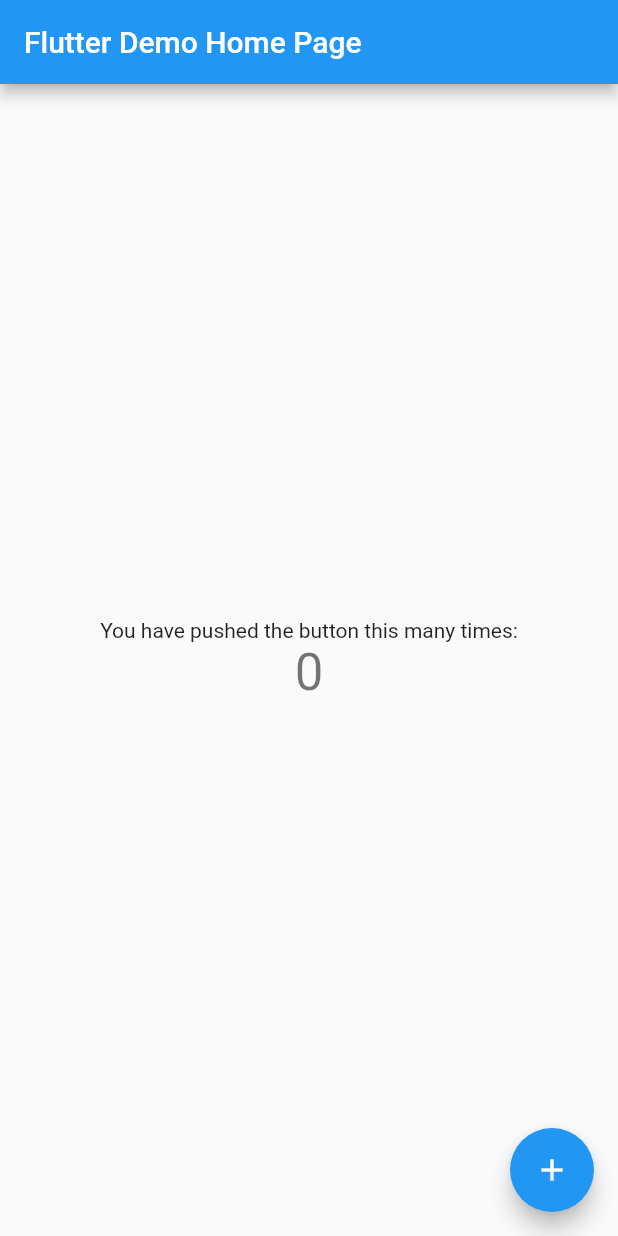
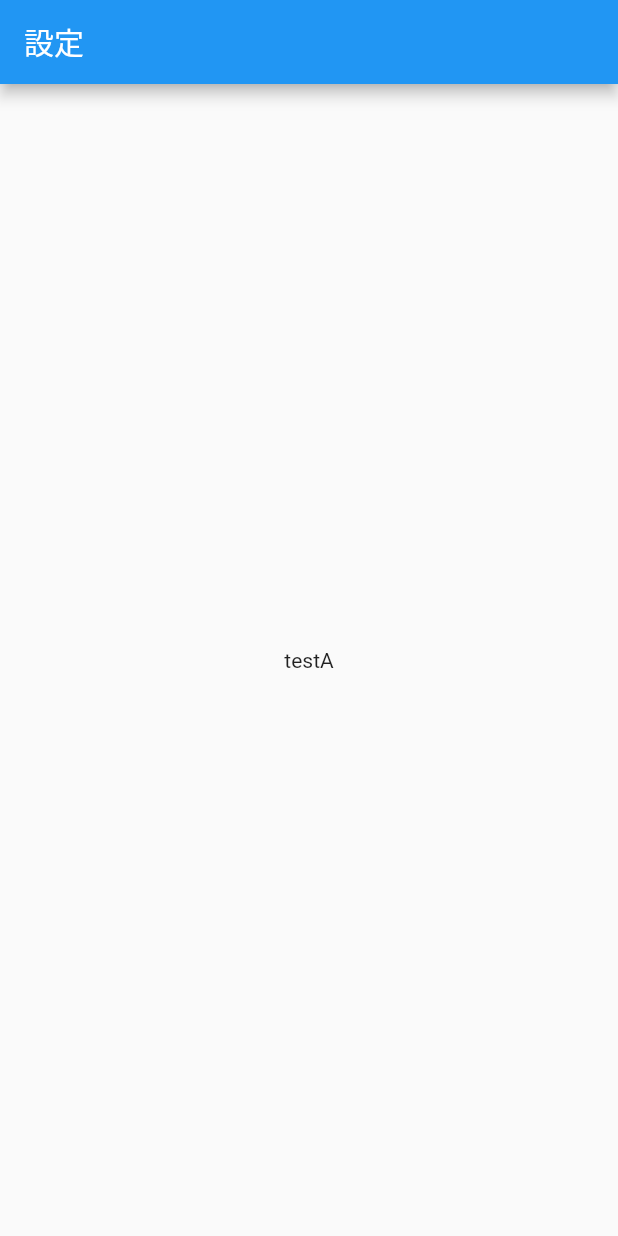
Before and after one commit to csg19921006/RiverpodStateNotifier, a Flutter app: the screen it shows after launch, on a phone screen of 412 x 824 dp. Run offline on Flutter 3.47's test engine with Material 2 defaults, Android fonts, the phone set to English and light mode, and no system bars; our stand-ins replace flutter_riverpod, freezed_annotation.

```diff
--- a/lib/main.dart
+++ b/lib/main.dart
@@ -1,7 +1,9 @@
 import 'package:flutter/material.dart';
+import 'package:flutter_riverpod/flutter_riverpod.dart';
+import 'package:riverpod_state_notifier/app_setting_model.dart';
 
 void main() {
-  runApp(const MyApp());
+  runApp(const ProviderScope(child: MyApp()));
 }
 
 class MyApp extends StatelessWidget {
@@ -13,103 +15,94 @@ class MyApp extends StatelessWidget {
     return MaterialApp(
       title: 'Flutter Demo',
       theme: ThemeData(
-        // This is the theme of your application.
-        //
-        // Try running your application with "flutter run". You'll see the
-        // application has a blue toolbar. Then, without quitting the app, try
-        // changing the primarySwatch below to Colors.green and then invoke
-        // "hot reload" (press "r" in the console where you ran "flutter run",
-        // or simply save your changes to "hot reload" in a Flutter IDE).
-        // Notice that the counter didn't reset back to zero; the application
-        // is not restarted.
         primarySwatch: Colors.blue,
       ),
-      home: const MyHomePage(title: 'Flutter Demo Home Page'),
+      home: const MyHomePage(),
     );
   }
 }
 
-class MyHomePage extends StatefulWidget {
-  const MyHomePage({super.key, required this.title});
+mixin BasePage {
+  PreferredSizeWidget _buildAppBar(String title) {
+    return AppBar(title: Text(title));
+  }
+}
 
-  // This widget is the home page of your application. It is stateful, meaning
-  // that it has a State object (defined below) that contains fields that affect
-  // how it looks.
-
-  // This class is the configuration for the state. It holds the values (in this
-  // case the title) provided by the parent (in this case the App widget) and
-  // used by the build method of the State. Fields in a Widget subclass are
-  // always marked "final".
-
-  final String title;
+class MyHomePage extends StatelessWidget with BasePage {
+  const MyHomePage({Key? key}) : super(key: key);
 
   @override
-  State<MyHomePage> createState() => _MyHomePageState();
+  Widget build(BuildContext context) {
+    return Scaffold(
+      appBar: _buildAppBar('設定'),
+      body: Consumer(builder: (context, ref, _) {
+        final state = ref.watch(appSettingViewModelProvider);
+        return state.when(data: (appSettingModel) {
+          return Center(
+            child: Text(appSettingModel.name),
+          );
+        }, error: (_, __) {
+          return const Center(
+            child: Text('error'),
+          );
+        }, loading: () {
+          return const Center(child: CircularProgressIndicator());
+        });
+      }),
+    );
+  }
 }
 
-class _MyHomePageState extends State<MyHomePage> {
-  int _counter = 0;
+class BaseViewModel<T> extends StateNotifier<AsyncValue<T>> {
+  BaseViewModel(super.state);
 
-  void _incrementCounter() {
-    setState(() {
-      // This call to setState tells the Flutter framework that something has
-      // changed in this State, which causes it to rerun the build method below
-      // so that the display can reflect the updated values. If we changed
-      // _counter without calling setState(), then the build method would not be
-      // called again, and so nothing would appear to happen.
-      _counter++;
-    });
+  @override
+  set state(AsyncValue<T> value) {
+    if (mounted) {
+      super.state = value;
+    }
   }
 
   @override
-  Widget build(BuildContext context) {
-    // This method is rerun every time setState is called, for instance as done
-    // by the _incrementCounter method above.
-    //
-    // The Flutter framework has been optimized to make rerunning build methods
-    // fast, so that you can just rebuild anything that needs updating rather
-    // than having to individually change instances of widgets.
-    return Scaffold(
-      appBar: AppBar(
-        // Here we take the value from the MyHomePage object that was created by
-        // the App.build method, and use it to set our appbar title.
-        title: Text(widget.title),
-      ),
-      body: Center(
-        // Center is a layout widget. It takes a single child and positions it
-        // in the middle of the parent.
-        child: Column(
-          // Column is also a layout widget. It takes a list of children and
-          // arranges them vertically. By default, it sizes itself to fit its
-          // children horizontally, and tries to be as tall as its parent.
-          //
-          // Invoke "debug painting" (press "p" in the console, choose the
-          // "Toggle Debug Paint" action from the Flutter Inspector in Android
-          // Studio, or the "Toggle Debug Paint" command in Visual Studio Code)
-          // to see the wireframe for each widget.
-          //
-          // Column has various properties to control how it sizes itself and
-          // how it positions its children. Here we use mainAxisAlignment to
-          // center the children vertically; the main axis here is the vertical
-          // axis because Columns are vertical (the cross axis would be
-          // horizontal).
-          mainAxisAlignment: MainAxisAlignment.center,
-          children: <Widget>[
-            const Text(
-              'You have pushed the button this many times:',
-            ),
-            Text(
-              '$_counter',
-              style: Theme.of(context).textTheme.headline4,
-            ),
-          ],
-        ),
-      ),
-      floatingActionButton: FloatingActionButton(
-        onPressed: _incrementCounter,
-        tooltip: 'Increment',
-        child: const Icon(Icons.add),
-      ), // This trailing comma makes auto-formatting nicer for build methods.
-    );
+  void dispose() {
+    super.dispose();
   }
 }
+
+final appSettingViewModelProvider = StateNotifierProvider.autoDispose<
+    AppSettingViewModel, AsyncValue<AppSettingModel>>(
+  (ref) => AppSettingViewModel(AppSettingDataSource()),
+);
+
+class AppSettingViewModel extends BaseViewModel<AppSettingModel> {
+  final AppSettingRepository _appSettingRepository;
+
+  AppSettingViewModel(this._appSettingRepository)
+      : super(const AsyncLoading()) {
+    _loadData();
+  }
+
+  Future<void> _loadData() async {
+    state = const AsyncValue.loading();
+    try {
+      final result = await _appSettingRepository.loadAppSettings();
+      state = AsyncData(AppSettingModel.fromJson(result));
+    } catch (e) {
+      state = AsyncValue.error(e, StackTrace.fromString(''));
+    } finally {
+      // finally
+    }
+  }
+}
+
+abstract class AppSettingRepository {
+  Future<Map<String, dynamic>> loadAppSettings();
+}
+
+class AppSettingDataSource implements AppSettingRepository {
+  @override
+  Future<Map<String, dynamic>> loadAppSettings() async {
+    await Future.delayed(const Duration(seconds: 2));
+    return Future.value({'name': 'testA', 'email': 'testA@gmail.com'});
+  }
+}
--- a/pubspec.yaml
+++ b/pubspec.yaml
@@ -36,6 +36,9 @@ dependencies:
   # The following adds the Cupertino Icons font to your application.
   # Use with the CupertinoIcons class for iOS style icons.
   cupertino_icons: ^1.0.2
+  flutter_riverpod: ^2.3.6
+  json_serializable: ^6.4.0
+  freezed_annotation: ^2.1.0
 
 dev_dependencies:
   flutter_test:
@@ -47,6 +50,8 @@ dev_dependencies:
   # package. See that file for information about deactivating specific lint
   # rules and activating additional ones.
   flutter_lints: ^2.0.0
+  freezed: ^2.1.1
+  build_runner: ^2.2.1
 
 # For information on the generic Dart part of this file, see the
 # following page: https://dart.dev/tools/pub/pubspec
```
Also changed, not shown: lib/app_setting_model.dart (added, +15 -0 lines), lib/app_setting_model.freezed.dart (added), lib/app_setting_model.g.dart (added), 2 other files.
